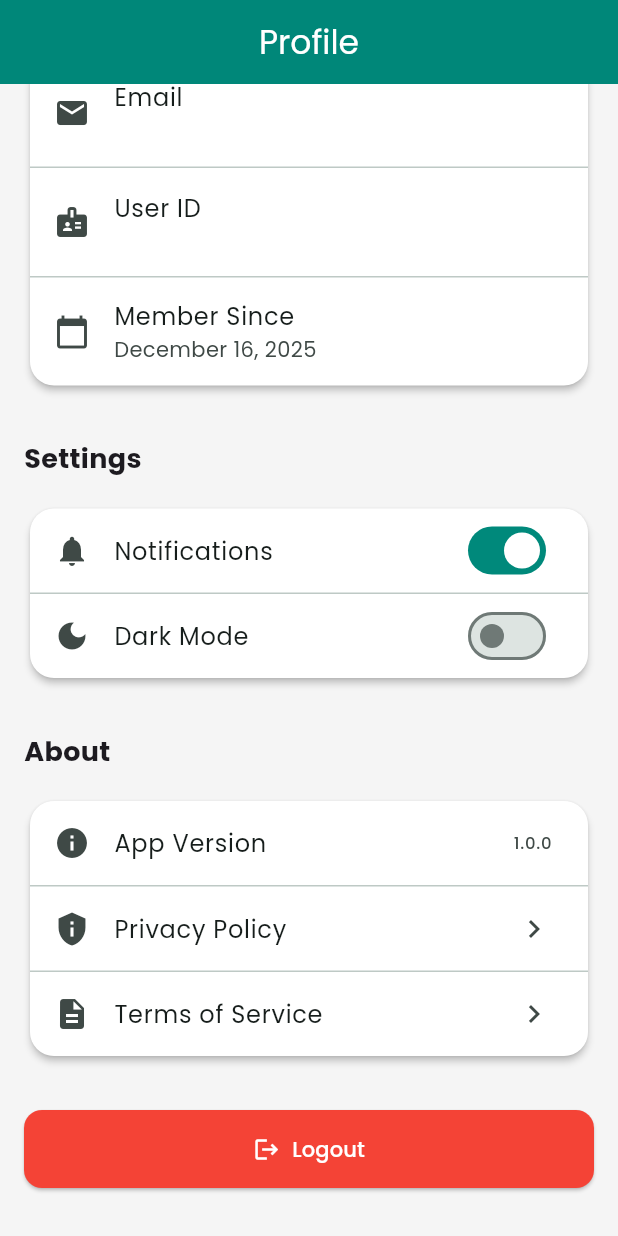
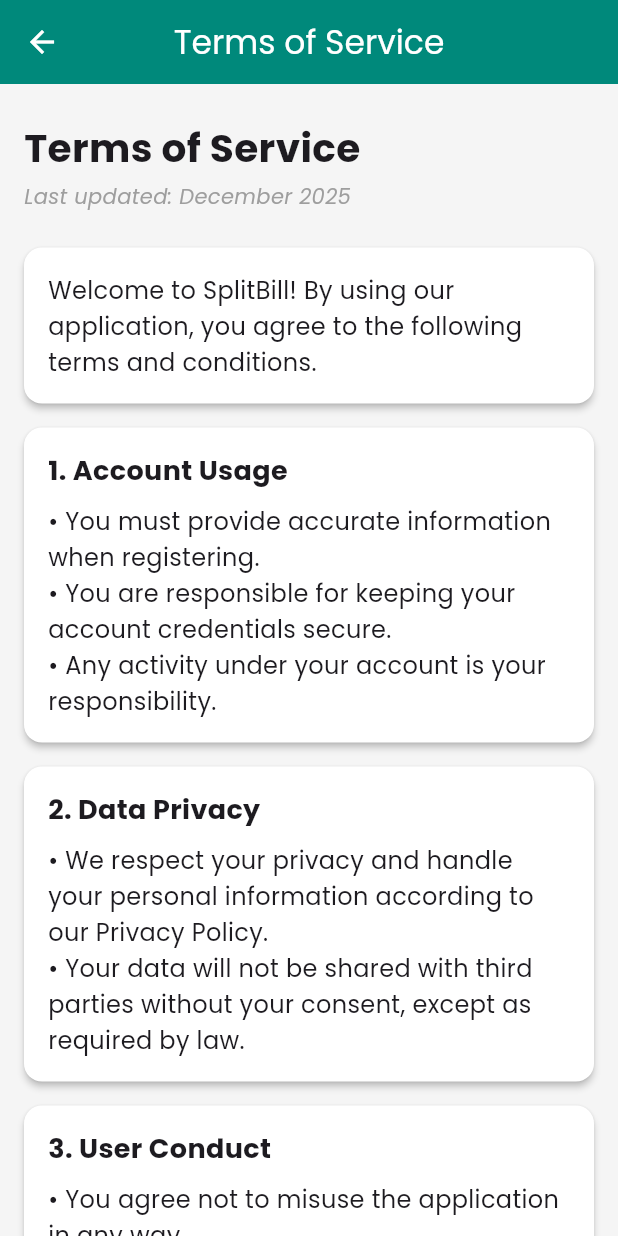
Before and after one commit to c14220107-william/SplitBillApp, a Flutter app: the ProfilePage screen opened by its route, scrolled down 426 dp, after a tap on "Terms of Service", on a phone screen of 412 x 824 dp. Run offline on Flutter 3.47's test engine with Material 3 defaults, Android fonts, the light colour scheme and no system bars; our stand-ins replace firebase_core, firebase_messaging, flutter_local_notifications, flutter_riverpod, go_router, google_fonts and 3 more; accounts and stored records are empty; network calls fail.

Commit message:
update terms of service

```diff
--- a/lib/core/router/app_router.dart
+++ b/lib/core/router/app_router.dart
@@ -12,6 +12,7 @@
 import '../../features/notifications/pages/notifications_page.dart';
 import '../../features/auth/providers/auth_provider.dart';
 import '../../features/profile/pages/privacy_policy_page.dart';
+import '../../features/profile/pages/terms_of_service_page.dart';
 
 final routerProvider = Provider<GoRouter>((ref) {
   final authState = ref.watch(authStateProvider);
@@ -97,6 +98,10 @@
         path: '/privacy-policy',
         builder: (context, state) => const PrivacyPolicyPage(),
       ),
+      GoRoute(
+        path: '/terms-of-service',
+        builder: (context, state) => const TermsOfServicePage(),
+      ),
     ],
   );
 });
--- a/lib/features/profile/pages/privacy_policy_page.dart
+++ b/lib/features/profile/pages/privacy_policy_page.dart
@@ -39,7 +39,7 @@
             const Align(
               alignment: Alignment.centerLeft,
               child: Text(
-                'Last updated: January 2025',
+                'Last updated: December 2025',
                 style: TextStyle(
                   color: Colors.grey,
                   fontStyle: FontStyle.italic,
--- a/lib/features/profile/pages/profile_page.dart
+++ b/lib/features/profile/pages/profile_page.dart
@@ -420,6 +420,7 @@
                           trailing: const Icon(Icons.chevron_right),
                           onTap: () {
                             // TODO: Navigate to terms
+                            context.push('/terms-of-service');
                           },
                         ),
                       ],
--- /dev/null
+++ b/lib/features/profile/pages/terms_of_service_page.dart
@@ -0,0 +1,154 @@
+import 'package:flutter/material.dart';
+import 'package:go_router/go_router.dart';
+
+class TermsOfServicePage extends StatelessWidget {
+  const TermsOfServicePage({super.key});
+
+  @override
+  Widget build(BuildContext context) {
+    // Hitung lebar card sesuai lebar layar
+    final double cardWidth = MediaQuery.of(context).size.width - 32; // padding kiri & kanan
+
+    return Scaffold(
+      appBar: AppBar(
+        title: const Text('Terms of Service'),
+        leading: IconButton(
+          icon: const Icon(Icons.arrow_back),
+          onPressed: () => context.pop(),
+        ),
+      ),
+      body: ListView(
+        padding: const EdgeInsets.symmetric(horizontal: 16, vertical: 24),
+        children: [
+          // Judul utama
+          const Text(
+            'Terms of Service',
+            style: TextStyle(
+              fontSize: 26,
+              fontWeight: FontWeight.bold,
+            ),
+          ),
+          const SizedBox(height: 4),
+          const Text(
+            'Last updated: December 2025',
+            style: TextStyle(
+              color: Colors.grey,
+              fontStyle: FontStyle.italic,
+            ),
+          ),
+          const SizedBox(height: 24),
+
+          // Intro
+          _buildCard(
+            width: cardWidth,
+            child: const Text(
+              'Welcome to SplitBill! By using our application, you agree to the following terms and conditions.',
+              style: TextStyle(fontSize: 16, height: 1.5),
+            ),
+          ),
+
+          // Section 1
+          _buildCard(
+            width: cardWidth,
+            child: Column(
+              crossAxisAlignment: CrossAxisAlignment.start,
+              children: const [
+                Text(
+                  '1. Account Usage',
+                  style: TextStyle(fontSize: 18, fontWeight: FontWeight.bold),
+                ),
+                SizedBox(height: 8),
+                Text(
+                  '• You must provide accurate information when registering.\n'
+                  '• You are responsible for keeping your account credentials secure.\n'
+                  '• Any activity under your account is your responsibility.',
+                  style: TextStyle(fontSize: 16, height: 1.5),
+                ),
+              ],
+            ),
+          ),
+
+          // Section 2
+          _buildCard(
+            width: cardWidth,
+            child: Column(
+              crossAxisAlignment: CrossAxisAlignment.start,
+              children: const [
+                Text(
+                  '2. Data Privacy',
+                  style: TextStyle(fontSize: 18, fontWeight: FontWeight.bold),
+                ),
+                SizedBox(height: 8),
+                Text(
+                  '• We respect your privacy and handle your personal information according to our Privacy Policy.\n'
+                  '• Your data will not be shared with third parties without your consent, except as required by law.',
+                  style: TextStyle(fontSize: 16, height: 1.5),
+                ),
+              ],
+            ),
+          ),
+
+          // Section 3
+          _buildCard(
+            width: cardWidth,
+            child: Column(
+              crossAxisAlignment: CrossAxisAlignment.start,
+              children: const [
+                Text(
+                  '3. User Conduct',
+                  style: TextStyle(fontSize: 18, fontWeight: FontWeight.bold),
+                ),
+                SizedBox(height: 8),
+                Text(
+                  '• You agree not to misuse the application in any way.\n'
+                  '• Prohibited actions include spamming, harassment, or unauthorized access.',
+                  style: TextStyle(fontSize: 16, height: 1.5),
+                ),
+              ],
+            ),
+          ),
+
+          // Section 4
+          _buildCard(
+            width: cardWidth,
+            child: Column(
+              crossAxisAlignment: CrossAxisAlignment.start,
+              children: const [
+                Text(
+                  '4. Changes to Terms',
+                  style: TextStyle(fontSize: 18, fontWeight: FontWeight.bold),
+                ),
+                SizedBox(height: 8),
+                Text(
+                  '• We may update these terms from time to time.\n'
+                  '• Any changes will be posted in the application and will take effect immediately.',
+                  style: TextStyle(fontSize: 16, height: 1.5),
+                ),
+              ],
+            ),
+          ),
+
+          const SizedBox(height: 24),
+        ],
+      ),
+    );
+  }
+
+  // Helper untuk membuat card
+  Widget _buildCard({required double width, required Widget child}) {
+    return Card(
+      shape: RoundedRectangleBorder(
+        borderRadius: BorderRadius.circular(12),
+      ),
+      elevation: 2,
+      margin: const EdgeInsets.only(bottom: 16),
+      child: SizedBox(
+        width: width,
+        child: Padding(
+          padding: const EdgeInsets.all(16),
+          child: child,
+        ),
+      ),
+    );
+  }
+}
```
Also changed, not shown: pubspec.lock.
